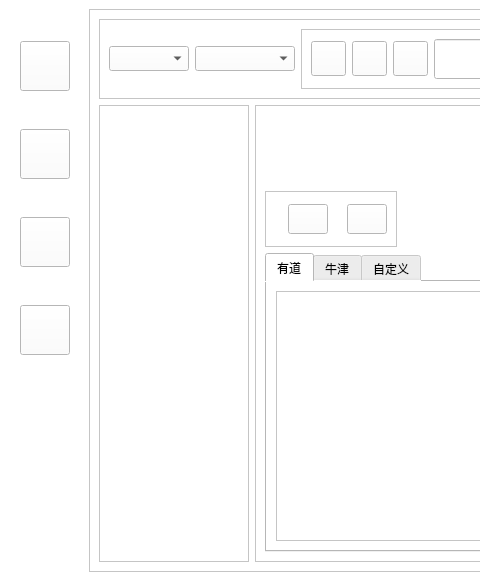
Before: the Qt Designer form UI.ui in fuutianyii/omelette, drawn with Qt 5; both pictures show x 0 to 480 and y 0 to 581 of the 1118 by 581 pixel window.
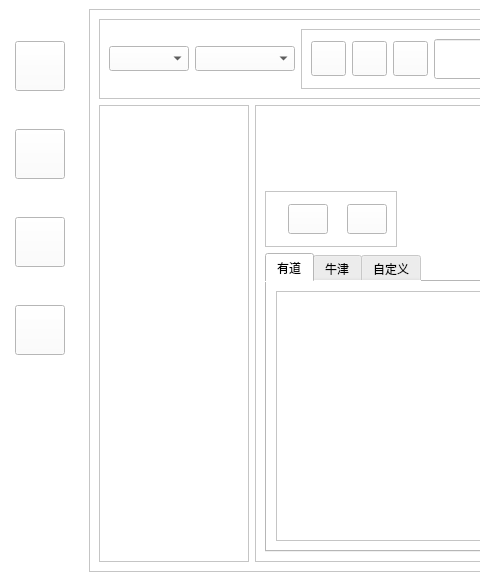
After: the same form once the commit is applied.

Patch:
```diff
--- a/UI.ui
+++ b/UI.ui
@@ -99,7 +99,7 @@
            </property>
            <layout class="QVBoxLayout" name="verticalLayout_2">
             <property name="leftMargin">
-             <number>20</number>
+             <number>15</number>
             </property>
             <item>
              <widget class="QPushButton" name="left_first_button">
```
